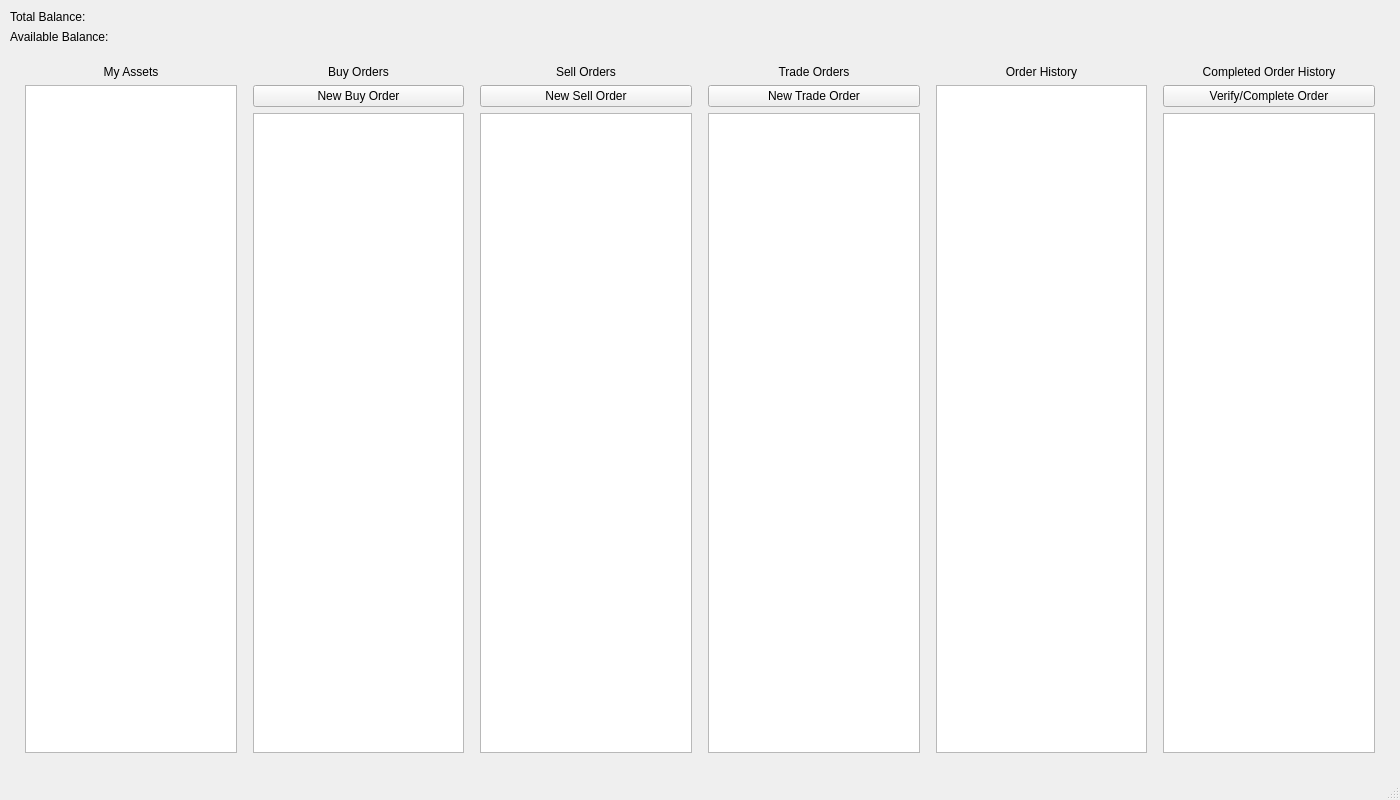
Before: the Qt Designer form ui/qt/main_window.ui in ben-abraham/raven-trader-pro, drawn with Qt 5.
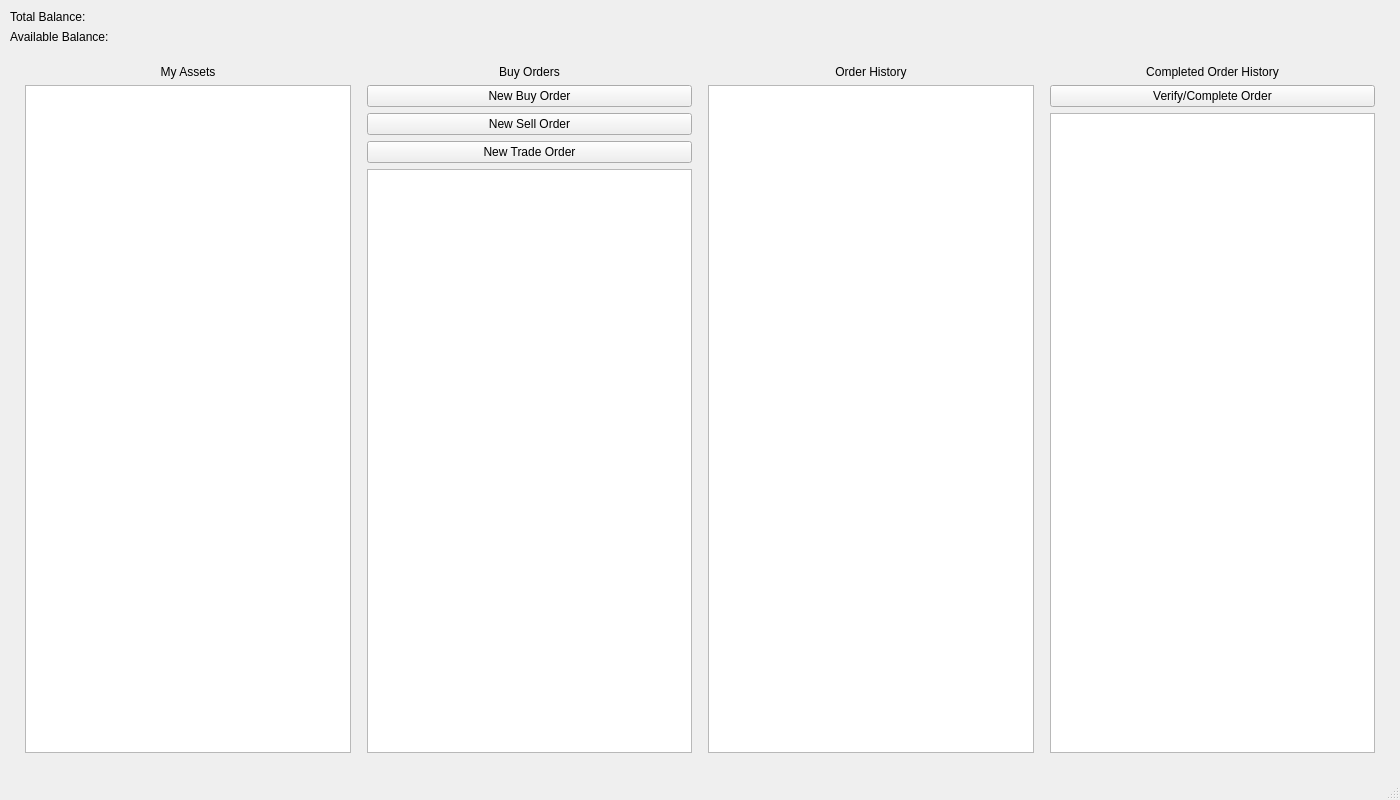
After: the same form once the commit is applied.

Commit message: Merged all orders into a single grid now.

```diff
--- a/ui/qt/main_window.ui
+++ b/ui/qt/main_window.ui
@@ -115,35 +115,6 @@
                     </property>
                   </widget>
                 </item>
-              <item>
-                <widget class="QListWidget" name="lstBuyOrders"/>
-              </item>
-              </layout>
-            </item>
-            <item>
-              <layout class="QVBoxLayout" name="verticalLayout_2">
-                <property name="leftMargin">
-                  <number>5</number>
-                </property>
-                <property name="topMargin">
-                  <number>5</number>
-                </property>
-                <property name="rightMargin">
-                  <number>5</number>
-                </property>
-                <property name="bottomMargin">
-                  <number>5</number>
-                </property>
-                <item>
-                  <widget class="QLabel" name="label_2">
-                    <property name="text">
-                      <string>Sell Orders</string>
-                    </property>
-                    <property name="alignment">
-                      <set>Qt::AlignCenter</set>
-                    </property>
-                  </widget>
-                </item>
                 <item>
                   <widget class="QPushButton" name="btnNewSellOrder">
                     <property name="text">
@@ -152,44 +123,15 @@
                   </widget>
                 </item>
                 <item>
-                  <widget class="QListWidget" name="lstSellOrders"/>
-                </item>
-              </layout>
-            </item>
-            <item>
-              <layout class="QVBoxLayout" name="tradesLayout">
-                <property name="leftMargin">
-                  <number>5</number>
-                </property>
-                <property name="topMargin">
-                  <number>5</number>
-                </property>
-                <property name="rightMargin">
-                  <number>5</number>
-                </property>
-                <property name="bottomMargin">
-                  <number>5</number>
-                </property>
-                <item>
-                  <widget class="QLabel" name="label_2">
-                    <property name="text">
-                      <string>Trade Orders</string>
-                    </property>
-                    <property name="alignment">
-                      <set>Qt::AlignCenter</set>
-                    </property>
-                  </widget>
-                </item>
-                <item>
                   <widget class="QPushButton" name="btnNewTradeOrder">
                     <property name="text">
                       <string>New Trade Order</string>
                     </property>
                   </widget>
                 </item>
-                <item>
-                  <widget class="QListWidget" name="lstTradeOrders"/>
-                </item>
+              <item>
+                <widget class="QListWidget" name="lstAllOrders"/>
+              </item>
               </layout>
             </item>
             <item>
```
Left out of the diff: 4 changed lines with no effect on the pictures. The commit also changes 2 other files.
